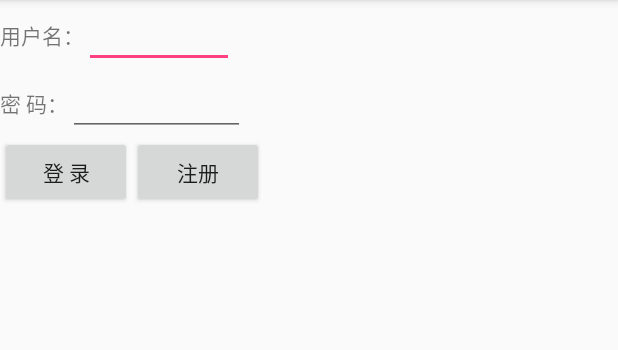
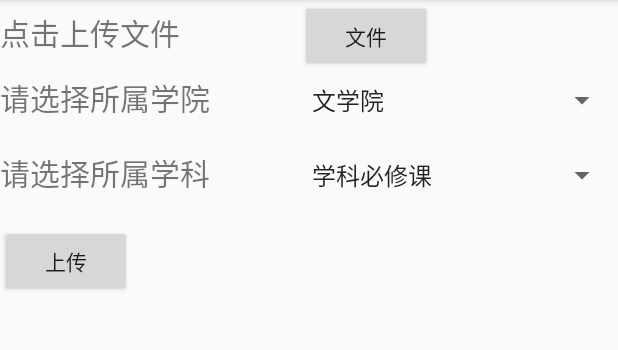
Before and after one commit to 469301637/PalmHuaiShi_client, an Android app: the screen it shows after launch (LoginActivity before the commit, UploadfileActivity after it), on a phone screen of 412 x 824 dp, the part 84-434 px from its top. Run offline under Robolectric (Android 15) with nearby library versions, the phone set to English and light mode, and no system bars.

Commit message:
2019-4-10

```diff
--- a/app/build.gradle
+++ b/app/build.gradle
@@ -76,8 +76,6 @@ dependencies {
     compile 'com.lzy.widget:imagepicker:0.5.5'
     //最新版本
 
-   // compile 'com.github.nanchen2251:CompressHelper:1.0.2'
-
     //上传图片
     compile 'com.github.open-android:ImageSelector:0.1.0'
 }
--- a/app/src/main/AndroidManifest.xml
+++ b/app/src/main/AndroidManifest.xml
@@ -3,13 +3,13 @@
     package="com.example.liurui.palmhuaishi_client">
 
     <!-- 拍照权限 -->
-    <uses-permission android:name="android.permission.CAMERA"/>
-    <uses-permission android:name="android.permission.WRITE_EXTERNAL_STORAGE"/>
-    <uses-permission android:name="android.permission.MOUNT_UNMOUNT_FILESYSTEMS"/>
-    <uses-permission android:name="android.permission.READ_PHONE_STATE"/>
-    <uses-permission android:name="android.permission.INTERNET"/>
-    <uses-permission android:name="android.permission.ACCESS_NETWORK_STATE"/>
-    <uses-permission android:name="android.permission.ACCESS_WIFI_STATE"/>
+    <uses-permission android:name="android.permission.CAMERA" />
+    <uses-permission android:name="android.permission.WRITE_EXTERNAL_STORAGE" />
+    <uses-permission android:name="android.permission.MOUNT_UNMOUNT_FILESYSTEMS" />
+    <uses-permission android:name="android.permission.READ_PHONE_STATE" />
+    <uses-permission android:name="android.permission.INTERNET" />
+    <uses-permission android:name="android.permission.ACCESS_NETWORK_STATE" />
+    <uses-permission android:name="android.permission.ACCESS_WIFI_STATE" />
 
     <application
         android:allowBackup="true"
@@ -18,7 +18,7 @@
         android:roundIcon="@mipmap/ic_launcher_round"
         android:supportsRtl="true"
         android:theme="@style/AppTheme">
-        <activity android:name=".ui.activity.LoginActivity">
+        <activity android:name=".ui.activity.UploadfileActivity">
             <intent-filter>
                 <action android:name="android.intent.action.MAIN" />
 
@@ -30,8 +30,9 @@
             android:label="@string/title_activity_login"
             android:theme="@style/AppTheme.NoActionBar" />
         <activity android:name=".ui.activity.RegisterActivity" />
-        <activity android:name=".ui.activity.ReleaseActivity"/>
-        <activity android:name=".ui.activity.UploadimagesActivity"/>
+        <activity android:name=".ui.activity.ReleaseActivity" />
+        <activity android:name=".ui.activity.UploadimagesActivity" />
+      <!--  <activity android:name=".ui.activity.UploadfileActivity"></activity>-->
     </application>
 
 </manifest>
--- /dev/null
+++ b/app/src/main/java/com/example/liurui/palmhuaishi_client/base/MyApplication.java
@@ -0,0 +1,22 @@
+package com.example.liurui.palmhuaishi_client.base;
+
+import android.app.Application;
+import android.content.Context;
+
+/**
+ * Created by liurui on 2019.4.10.
+ */
+
+public class MyApplication extends Application {
+    private static Context appContext;
+
+    @Override
+    public void onCreate() {
+        super.onCreate();
+        appContext = this.getApplicationContext();
+    }
+
+    public static Context getContext() {
+        return appContext;
+    }
+}
--- /dev/null
+++ b/app/src/main/java/com/example/liurui/palmhuaishi_client/ui/activity/UploadfileActivity.java
@@ -0,0 +1,82 @@
+package com.example.liurui.palmhuaishi_client.ui.activity;
+
+import android.support.v7.app.AppCompatActivity;
+import android.os.Bundle;
+
+import com.example.liurui.palmhuaishi_client.R;
+
+public class UploadfileActivity extends AppCompatActivity {
+
+    @Override
+    protected void onCreate(Bundle savedInstanceState) {
+        super.onCreate(savedInstanceState);
+        setContentView(R.layout.activity_uploadfile);
+
+       /* NiceSpinner niceSpinner = (NiceSpinner) findViewById(R.id.nice_spinner);
+        List<String> dataList = new ArrayList<>();
+        dataList.add("文学院");
+        dataList.add("外国语学院");
+        dataList.add("物理与电子电气工程学院");
+        dataList.add("数学科学学院");
+        dataList.add("生命科学学院");
+
+        niceSpinner.attachDataSource(dataList);
+
+        niceSpinner.addOnItemClickListener(new AdapterView.OnItemClickListener() {
+            @Override
+            public void onItemClick(AdapterView<?> parent, View view, int position, long id) {
+                switch (position) {
+                    case 0:
+                        ToastUtil.showToast("文学院");
+                        break;
+                    case 1:
+                        ToastUtil.showToast("外国语学院");
+                        break;
+                    case 2:
+                        ToastUtil.showToast("物理与电子电气工程学院");
+                        break;
+                    case 3:
+                        ToastUtil.showToast("数学科学学院");
+                        break;
+                    case 4:
+                        ToastUtil.showToast("生命科学学院");
+                        break;
+                    case 5:
+                        ToastUtil.showToast("计算机科学与技术学院");
+                        break;
+                    case 6:
+                        ToastUtil.showToast("教育科学学院");
+                        break;
+                    case 7:
+                        ToastUtil.showToast("化学化工学院");
+                        break;
+                    case 8:
+                        ToastUtil.showToast("法律政治与公共管理学院");
+                        break;
+                    case 9:
+                        ToastUtil.showToast("传媒学院");
+                        break;
+                    case 10:
+                        ToastUtil.showToast("城市与环境学院");
+                        break;
+                    case 11:
+                        ToastUtil.showToast("历史文化旅游学院");
+                        break;
+                    case 12:
+                        ToastUtil.showToast("美术学院");
+                        break;
+                    case 13:
+                        ToastUtil.showToast("马克思主义学院");
+                        break;
+                    case 14:
+                        ToastUtil.showToast("体育学院");
+                        break;
+                    case 15:
+                        ToastUtil.showToast("音乐学院");
+                        break;
+                }
+            }
+        });*/
+
+    }
+}
--- /dev/null
+++ b/app/src/main/java/com/example/liurui/palmhuaishi_client/utils/compress/ToastUtil.java
@@ -0,0 +1,36 @@
+package com.example.liurui.palmhuaishi_client.utils.compress;
+
+import android.os.Looper;
+import android.widget.Toast;
+
+import com.example.liurui.palmhuaishi_client.base.MyApplication;
+
+/**
+ * Created by liurui on 2019.4.10.
+ */
+
+public class ToastUtil {
+    public static void showToast(String msg){
+        if(isMainThread()){
+            Toast.makeText(MyApplication.getContext(),msg,Toast.LENGTH_SHORT).show();
+        }else{
+            Looper.prepare();
+            Toast.makeText(MyApplication.getContext(),msg,Toast.LENGTH_SHORT).show();
+            Looper.loop();
+        }
+    }
+
+    public static void showLongToast(String msg){
+        if(isMainThread()){
+            Toast.makeText(MyApplication.getContext(),msg,Toast.LENGTH_LONG).show();
+        }else{
+            Looper.prepare();
+            Toast.makeText(MyApplication.getContext(),msg,Toast.LENGTH_LONG).show();
+            Looper.loop();
+        }
+    }
+
+    public static boolean isMainThread() {
+        return Looper.getMainLooper().getThread() == Thread.currentThread();
+    }
+}
--- /dev/null
+++ b/app/src/main/res/layout/activity_uploadfile.xml
@@ -0,0 +1,74 @@
+<?xml version="1.0" encoding="utf-8"?>
+<android.support.constraint.ConstraintLayout xmlns:android="http://schemas.android.com/apk/res/android"
+    xmlns:tools="http://schemas.android.com/tools"
+    android:layout_width="match_parent"
+    android:layout_height="match_parent"
+    tools:context="com.example.liurui.palmhuaishi_client.ui.activity.UploadfileActivity">
+
+    <LinearLayout
+        android:layout_width="match_parent"
+        android:layout_height="match_parent"
+        android:orientation="vertical">
+
+        <LinearLayout
+            android:layout_width="match_parent"
+            android:layout_height="wrap_content"
+            android:orientation="horizontal">
+
+            <TextView
+                android:layout_width="200dp"
+                android:layout_height="50dp"
+                android:text="点击上传文件"
+                android:textSize="20dp" />
+
+            <Button
+                android:id="@+id/file"
+                android:layout_width="wrap_content"
+                android:layout_height="wrap_content"
+                android:text="文件" />
+        </LinearLayout>
+
+        <LinearLayout
+            android:layout_width="match_parent"
+            android:layout_height="wrap_content"
+            android:orientation="horizontal">
+
+            <TextView
+                android:layout_width="200dp"
+                android:layout_height="50dp"
+                android:text="请选择所属学院"
+                android:textSize="20dp" />
+
+            <Spinner
+                android:id="@+id/firstlevel"
+                android:layout_width="match_parent"
+                android:layout_height="wrap_content"
+                android:entries="@array/firstspinner"></Spinner>
+        </LinearLayout>
+
+        <LinearLayout
+            android:layout_width="match_parent"
+            android:layout_height="wrap_content"
+            android:orientation="horizontal">
+
+            <TextView
+                android:layout_width="200dp"
+                android:layout_height="50dp"
+                android:text="请选择所属学科"
+                android:textSize="20dp" />
+
+            <Spinner
+                android:id="@+id/secondlevel"
+                android:layout_width="match_parent"
+                android:layout_height="wrap_content"
+                android:entries="@array/secondspinner"></Spinner>
+        </LinearLayout>
+
+        <Button
+            android:layout_width="wrap_content"
+            android:layout_height="wrap_content"
+            android:text="上传" />
+    </LinearLayout>
+
+
+</android.support.constraint.ConstraintLayout>
--- /dev/null
+++ b/app/src/main/res/values/firstspinner.xml
@@ -0,0 +1,21 @@
+<?xml version="1.0" encoding="utf-8"?>
+<resources>
+    <string-array name="firstspinner">
+        <item>文学院</item>
+        <item>外国语学院</item>
+        <item>物理与电子电气工程学院</item>
+        <item>数学科学学院</item>
+        <item>生命科学学院</item>
+        <item>计算机科学与技术学院</item>
+        <item>教育科学学院</item>
+        <item>化学化工学院</item>
+        <item>法律政治与公共管理学院</item>
+        <item>传媒学院</item>
+        <item>城市与环境学院</item>
+        <item>历史文化旅游学院</item>
+        <item>美术学院</item>
+        <item>马克思主义学院</item>
+        <item>体育学院</item>
+        <item>音乐学院</item>
+    </string-array>
+</resources>
--- /dev/null
+++ b/app/src/main/res/values/secondspinner.xml
@@ -0,0 +1,12 @@
+<?xml version="1.0" encoding="utf-8"?>
+<resources>
+    <string-array name="secondspinner">
+        <item>学科必修课</item>
+        <item>学科选修课</item>
+        <item>专业必修课</item>
+        <item>专业选修课</item>
+        <item>公共必修课</item>
+        <item>公共选修课</item>
+        <item>通识必修课</item>
+    </string-array>
+</resources>
--- a/build.gradle
+++ b/build.gradle
@@ -16,8 +16,8 @@ buildscript {
 }
 
 allprojects {
-    repositories { maven { url "https://jitpack.io" } }
     repositories {
+        maven { url "https://jitpack.io" }
         google()
         jcenter()
     }
```
Also changed, not shown: app/src/main/java/com/example/liurui/palmhuaishi_client/ui/activity/ReleaseActivity.java (indentation only).
